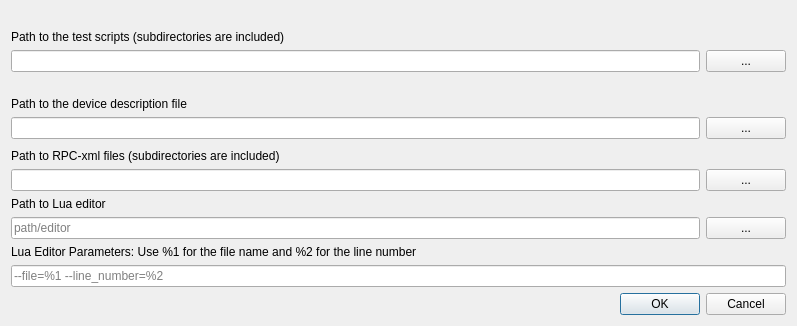
Old version of the form src/pathsettingswindow.ui in the repository Crystal-Photonics/crystalTestFrameworkApp.
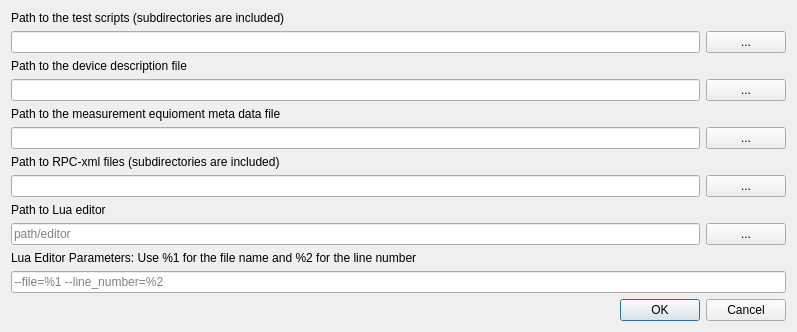
New version of the form.

Commit message: -first implementation of #780 "scpi measurement equipment meta data"

Diff of the .ui file:
```diff
--- a/src/pathsettingswindow.ui
+++ b/src/pathsettingswindow.ui
@@ -111,6 +111,35 @@
      </property>
     </spacer>
    </item>
+   <item>
+    <layout class="QVBoxLayout" name="verticalLayout_7">
+     <item>
+      <widget class="QLabel" name="label_7">
+       <property name="text">
+        <string>Path to the measurement equioment meta data file</string>
+       </property>
+      </widget>
+     </item>
+     <item>
+      <layout class="QHBoxLayout" name="horizontalLayout_6">
+       <item>
+        <widget class="QLineEdit" name="meta_path_text">
+         <property name="text">
+          <string/>
+         </property>
+        </widget>
+       </item>
+       <item>
+        <widget class="QPushButton" name="meta_path_selector">
+         <property name="text">
+          <string>...</string>
+         </property>
+        </widget>
+       </item>
+      </layout>
+     </item>
+    </layout>
+   </item>
    <item>
     <layout class="QVBoxLayout" name="verticalLayout_4">
      <item>
```
The commit also changes 11 other files.
